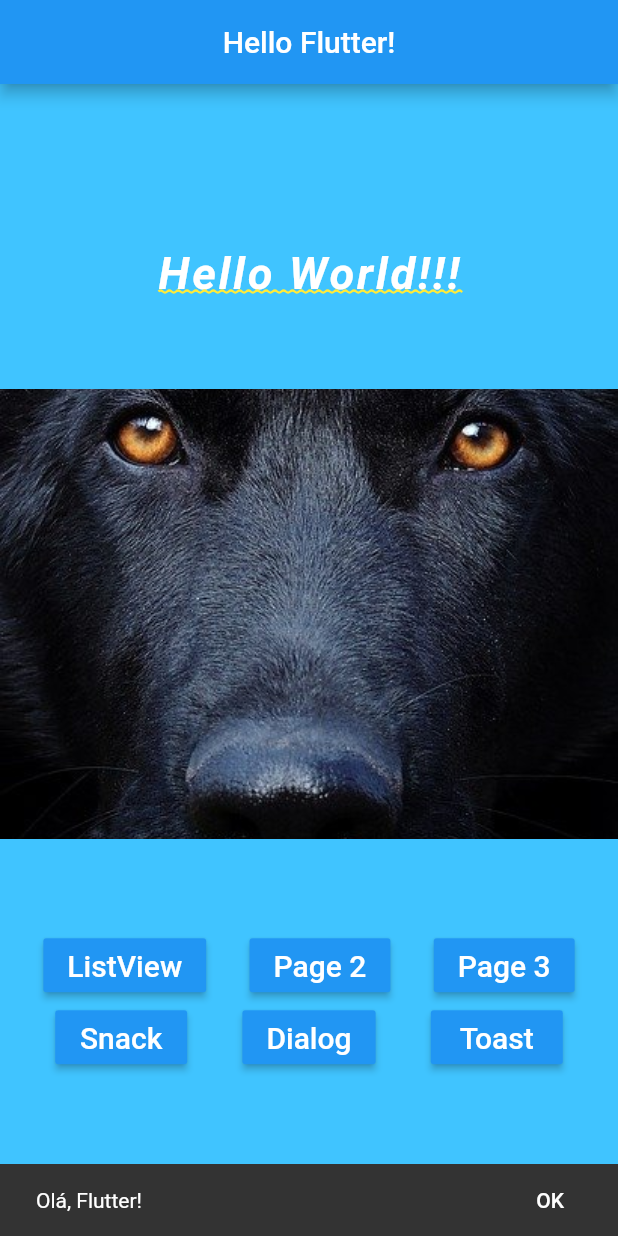
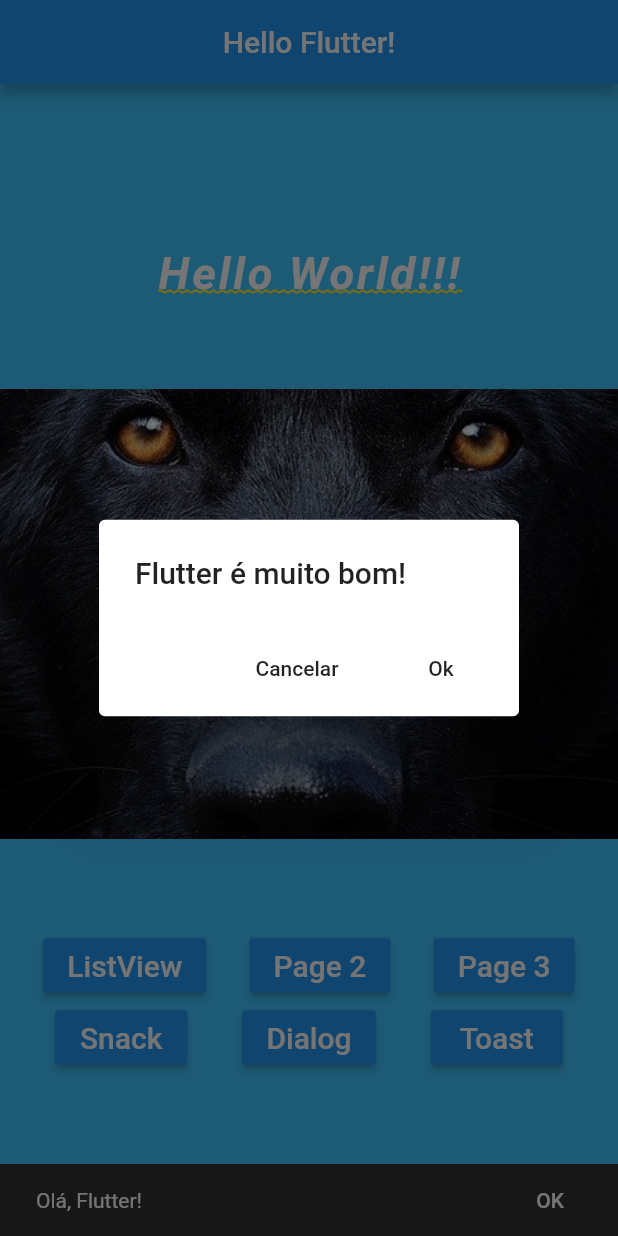
Before and after one commit to Ancora/flutterEssencialBasicWidgets, a Flutter app: the screen it shows after launch, after a tap on "Snack", after a tap on "Dialog", on a phone screen of 412 x 824 dp. Run offline on Flutter 3.47's test engine with Material 2 defaults, Android fonts, the phone set to English and light mode, and no system bars.

Commit message:
067-MaterialApp/Widgets Dialog.

```diff
--- a/lib/home_page.dart
+++ b/lib/home_page.dart
@@ -69,7 +69,7 @@ class HomePage extends StatelessWidget {
               mainAxisAlignment: MainAxisAlignment.spaceEvenly,
               children: <Widget>[
                 BlueButton('Snack', onPressed: () => _onClickSnack(context)),
-                BlueButton('Dialog', onPressed: _onClickDialog),
+                BlueButton('Dialog', onPressed: () => _onClickDialog(context)),
                 BlueButton('Toast', onPressed: _onClickToast),
               ],
             ),
@@ -97,7 +97,34 @@ class HomePage extends StatelessWidget {
     ));
   }
 
-  _onClickDialog() {}
+  _onClickDialog(context) {
+    showDialog(
+        context: context,
+        barrierDismissible: false,
+        builder: (context) {
+          return WillPopScope(
+            onWillPop: () async => false,
+            child: AlertDialog(
+              title: Text('Flutter é muito bom!'),
+              actions: <Widget>[
+                FlatButton(
+                  onPressed: () {
+                    Navigator.pop(context);
+                  },
+                  child: Text('Cancelar'),
+                ),
+                FlatButton(
+                  onPressed: () {
+                    Navigator.pop(context);
+                    print('Ok!!!!!!!!');
+                  },
+                  child: Text('Ok'),
+                ),
+              ],
+            ),
+          );
+        });
+  }
 
   _onClickToast() {}
 
```
